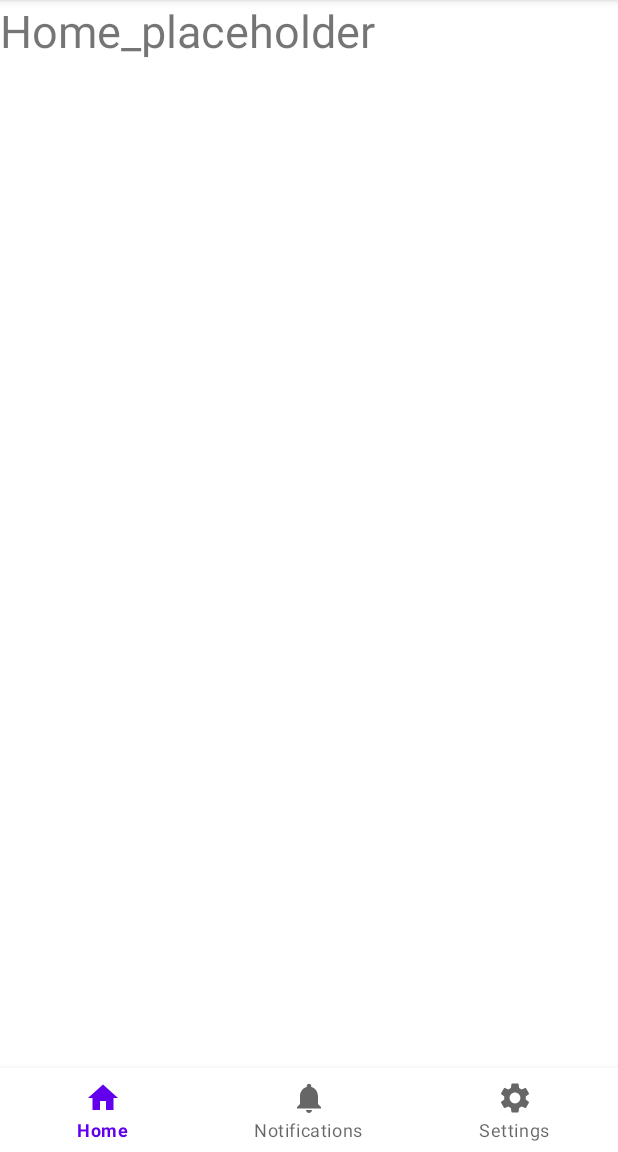
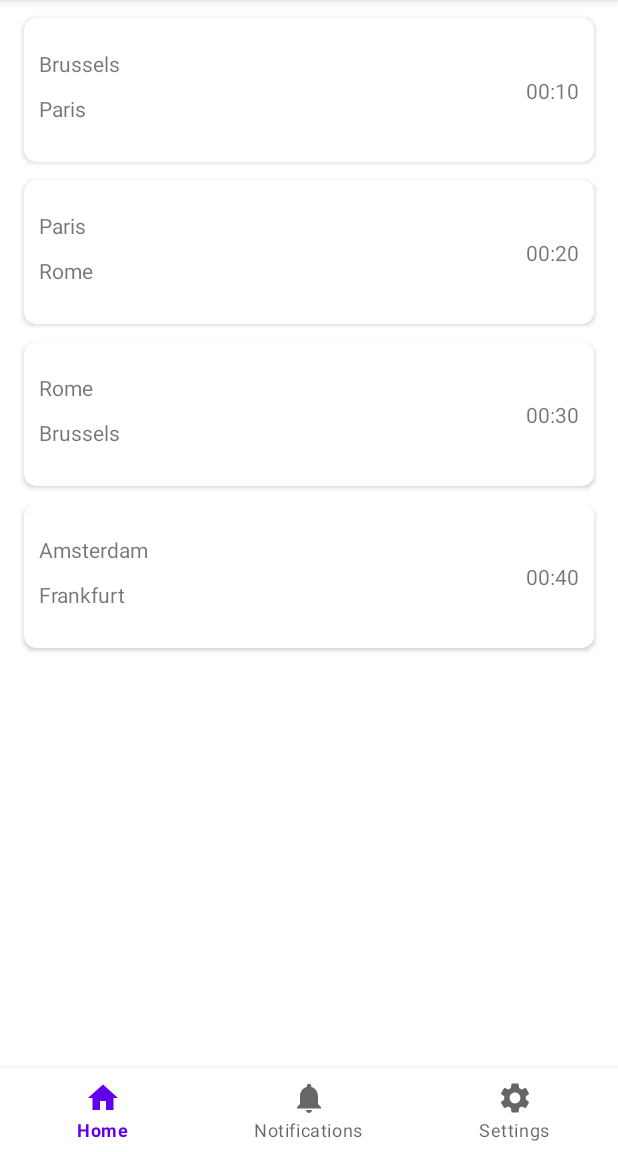
Before and after one commit to Maxet1000/appDevProject_Edmond_Max, an Android app: the HomeFragment screen opened directly, with no data from a screen before it, on a phone screen of 412 x 824 dp, the part 84-1236 px from its top. Run offline under Robolectric (Android 15) with nearby library versions, the phone set to English and light mode, and no system bars; our stand-ins replace Firebase (no records; nobody signed in at launch, a user with empty details on screens opened directly); 3 statements that could not run were skipped.

Commit message:
addition of recyclerview
Signed-off-by: giothysham <edmond.tsampanis@student.uhasselt.be>

```diff
--- a/app/src/main/java/com/example/tracsit/HomeFragment.kt
+++ b/app/src/main/java/com/example/tracsit/HomeFragment.kt
@@ -5,6 +5,10 @@ import androidx.fragment.app.Fragment
 import android.view.LayoutInflater
 import android.view.View
 import android.view.ViewGroup
+import android.widget.Toast
+import androidx.recyclerview.widget.LinearLayoutManager
+import androidx.recyclerview.widget.RecyclerView
+import com.example.tracsit.databinding.FragmentHomeBinding
 
 // TODO: Rename parameter arguments, choose names that match
 // the fragment initialization parameters, e.g. ARG_ITEM_NUMBER
@@ -20,6 +24,10 @@ class HomeFragment : Fragment() {
     // TODO: Rename and change types of parameters
     private var param1: String? = null
     private var param2: String? = null
+    private lateinit var binding: FragmentHomeBinding
+
+    private var layoutManager: RecyclerView.LayoutManager? = null
+    private var adapter: RecyclerView.Adapter<InformationAdapter.ViewHolder>? = null
 
     override fun onCreate(savedInstanceState: Bundle?) {
         super.onCreate(savedInstanceState)
@@ -29,12 +37,26 @@ class HomeFragment : Fragment() {
         }
     }
 
+    override fun onViewCreated(itemView: View, savedInstanceState: Bundle?) {
+        super.onViewCreated(itemView, savedInstanceState)
+        binding = FragmentHomeBinding.inflate(layoutInflater)
+        R.id.recycler_view.apply {
+            // set a LinearLayoutManager to handle Android
+            // RecyclerView behavior
+            layoutManager = LinearLayoutManager(activity)
+            // set the custom adapter to the RecyclerView
+            adapter = InformationAdapter()
+        }
+    }
+
     override fun onCreateView(
         inflater: LayoutInflater, container: ViewGroup?,
         savedInstanceState: Bundle?
     ): View? {
-        // Inflate the layout for this fragment
-        return inflater.inflate(R.layout.fragment_home, container, false)
+        val recyclerView = RecyclerView(requireContext())
+        recyclerView.layoutManager = LinearLayoutManager(requireContext())
+        recyclerView.adapter = InformationAdapter()
+        return recyclerView
     }
 
     companion object {
--- /dev/null
+++ b/app/src/main/java/com/example/tracsit/InformationAdapter.kt
@@ -0,0 +1,62 @@
+package com.example.tracsit
+
+import android.content.Intent
+import android.view.LayoutInflater
+import android.view.View
+import android.view.ViewGroup
+import android.widget.TextView
+import androidx.recyclerview.widget.RecyclerView
+
+class InformationAdapter() : RecyclerView.Adapter<InformationAdapter.ViewHolder>() {
+
+    inner class ViewHolder(itemView: View) : RecyclerView.ViewHolder(itemView) {
+
+        var fromLocation: TextView
+        var toLocation: TextView
+        var travelTime: TextView
+
+        init {
+            fromLocation = itemView.findViewById(R.id.fromLocation)
+            toLocation = itemView.findViewById(R.id.toLocation)
+            travelTime = itemView.findViewById(R.id.travelTime)
+
+            itemView.setOnClickListener {
+                var position: Int = getAdapterPosition()
+                val context = itemView.context
+                val intent = Intent(context, HomeFragment::class.java).apply {
+                    putExtra("NUMBER", position)
+                    putExtra("CODE", fromLocation.text)
+                    putExtra("CATEGORY", toLocation.text)
+                    putExtra("CONTENT", travelTime.text)
+                }
+                context.startActivity(intent)
+            }
+        }
+    }
+
+    override fun onCreateViewHolder(viewGroup: ViewGroup, i: Int): ViewHolder {
+        val v = LayoutInflater.from(viewGroup.context)
+            .inflate(R.layout.cardview_information, viewGroup, false)
+        return ViewHolder(v)
+    }
+
+    override fun onBindViewHolder(viewHolder: ViewHolder, i: Int) {
+        viewHolder.fromLocation.text = fromLocation[i]
+        viewHolder.toLocation.text = toLocation[i]
+        viewHolder.travelTime.text = travelTime[i]
+
+    }
+
+    override fun getItemCount(): Int {
+        return fromLocation.size
+    }
+
+    private val fromLocation = arrayOf("Brussels",
+        "Paris", "Rome", "Amsterdam")
+
+    private val toLocation = arrayOf("Paris", "Rome",
+        "Brussels", "Frankfurt")
+
+    private val travelTime = arrayOf("00:10",
+        "00:20", "00:30", "00:40")
+}
--- /dev/null
+++ b/app/src/main/res/layout/cardview_information.xml
@@ -0,0 +1,53 @@
+<?xml version="1.0" encoding="utf-8"?>
+<androidx.cardview.widget.CardView xmlns:android="http://schemas.android.com/apk/res/android"
+    xmlns:card_view="http://schemas.android.com/apk/res-auto"
+    xmlns:tools="http://schemas.android.com/tools"
+    android:id="@+id/cardview_information"
+    android:layout_width="match_parent"
+    android:layout_height="96dp"
+    android:layout_marginLeft="16dp"
+    android:layout_marginTop="12dp"
+    android:layout_marginRight="16dp"
+    android:clickable="true"
+    android:foreground="?selectableItemBackground"
+    card_view:cardCornerRadius="8dp"
+    card_view:contentPadding="10dp">
+
+    <androidx.constraintlayout.widget.ConstraintLayout
+        android:layout_width="match_parent"
+        android:layout_height="match_parent">
+
+        <LinearLayout
+            android:id="@+id/linearLayout"
+            android:layout_width="match_parent"
+            android:layout_height="wrap_content" />
+
+        <TextView
+            android:id="@+id/fromLocation"
+            android:layout_width="wrap_content"
+            android:layout_height="wrap_content"
+            android:text="From:"
+            card_view:layout_constraintBottom_toTopOf="@+id/toLocation"
+            card_view:layout_constraintStart_toStartOf="parent"
+            card_view:layout_constraintTop_toBottomOf="@+id/linearLayout" />
+
+        <TextView
+            android:id="@+id/toLocation"
+            android:layout_width="wrap_content"
+            android:layout_height="wrap_content"
+            android:layout_marginBottom="16dp"
+            android:text="To:"
+            card_view:layout_constraintBottom_toBottomOf="parent"
+            card_view:layout_constraintStart_toStartOf="parent" />
+
+        <TextView
+            android:id="@+id/travelTime"
+            android:layout_width="wrap_content"
+            android:layout_height="wrap_content"
+            android:text="Traveltime: "
+            card_view:layout_constraintBottom_toBottomOf="parent"
+            card_view:layout_constraintEnd_toEndOf="parent"
+            card_view:layout_constraintTop_toTopOf="parent" />
+    </androidx.constraintlayout.widget.ConstraintLayout>
+
+</androidx.cardview.widget.CardView>
--- a/app/src/main/res/layout/fragment_home.xml
+++ b/app/src/main/res/layout/fragment_home.xml
@@ -1,16 +1,34 @@
 <?xml version="1.0" encoding="utf-8"?>
 <FrameLayout xmlns:android="http://schemas.android.com/apk/res/android"
+    xmlns:app="http://schemas.android.com/apk/res-auto"
     xmlns:tools="http://schemas.android.com/tools"
     android:layout_width="match_parent"
     android:layout_height="match_parent"
     tools:context=".HomeFragment">
 
+    <androidx.constraintlayout.widget.ConstraintLayout
+    android:layout_width="match_parent"
+    android:layout_height="match_parent">
+
+        <TextView
+            android:id="@+id/testting"
+            android:layout_width="wrap_content"
+            android:layout_height="wrap_content"
+
+            android:text="Home_placeholder"
+            android:textSize="30dp"
+            app:layout_constraintEnd_toEndOf="parent"
+            app:layout_constraintStart_toStartOf="parent"
+            app:layout_constraintTop_toTopOf="@+id/recycler_view" />
+
+        <androidx.recyclerview.widget.RecyclerView
+            android:id="@+id/recycler_view"
+            android:layout_width="match_parent"
+            android:layout_height="match_parent"
+            tools:itemCount="@layout/cardview_information"/>
+
+    </androidx.constraintlayout.widget.ConstraintLayout>
+
     <!-- TODO: Update blank fragment layout -->
-    <TextView
-        android:layout_width="wrap_content"
-        android:layout_height="wrap_content"
-        android:text="Home_placeholder"
-
-        android:textSize="30dp" />
 
 </FrameLayout>
```
